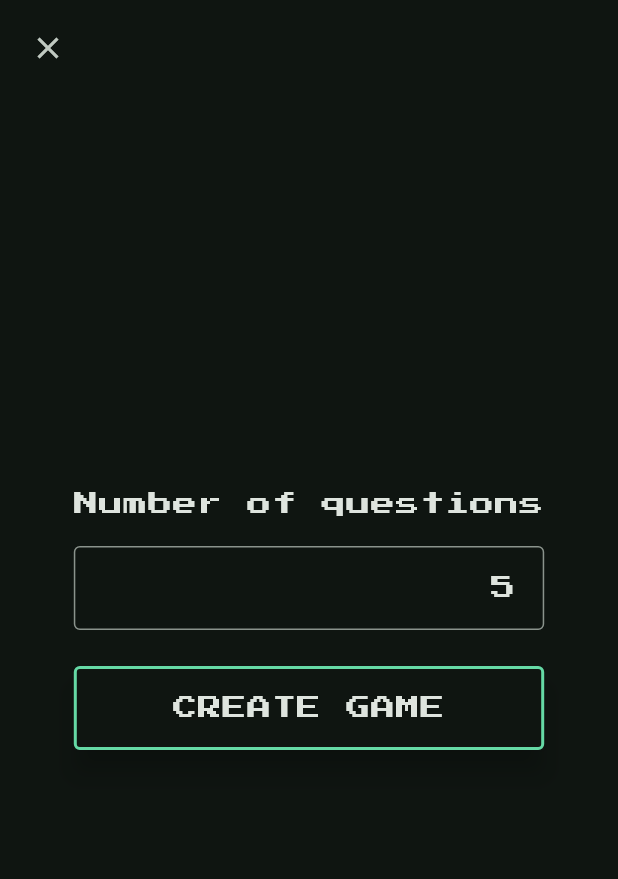
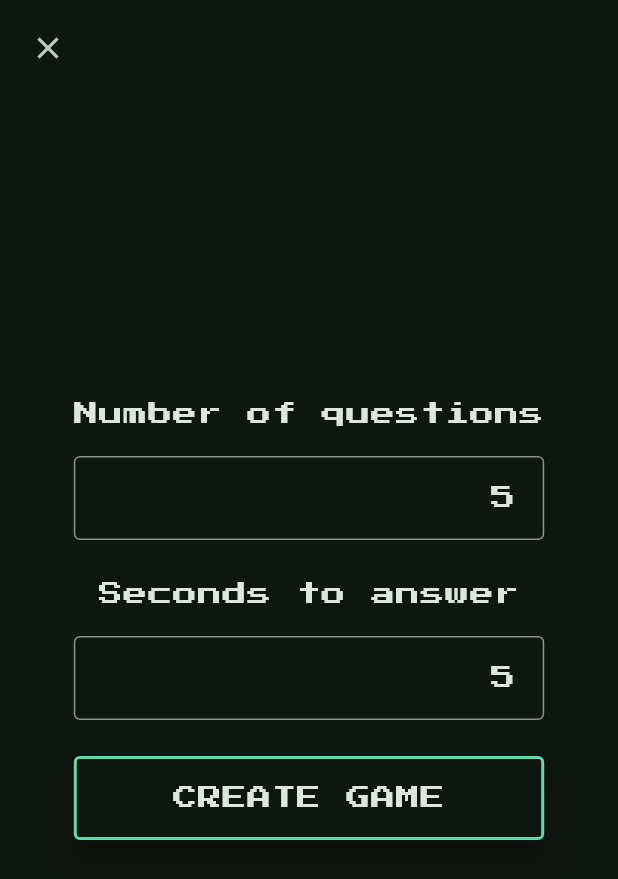
Before and after one commit to yallurium/supaquiz, a Flutter app: the TitleScreen widget shown alone on an empty page, opened directly, after a tap on "HOST GAME", on a phone screen of 412 x 824 dp. Shown: the top 879 px of the screen. Run offline on Flutter 3.47's test engine with Material 2 defaults, Android fonts, the light colour scheme and no system bars; our stand-ins replace google_fonts, shared_preferences, supabase_flutter; missing offline and left inert: hashids2; accounts and stored records are empty.

Commit message:
Set time limit per question

```diff
--- a/lib/models/multiplayer_game.dart
+++ b/lib/models/multiplayer_game.dart
@@ -4,6 +4,5 @@ class MultiplayerGame {
   final String channel;
   final Duration timePerQuestion;
 
-  MultiplayerGame(this.id, this.code, this.channel)
-      : timePerQuestion = const Duration(seconds: 5);
+  MultiplayerGame(this.id, this.code, this.channel, this.timePerQuestion);
 }
--- a/lib/repositories/trivia_repository.dart
+++ b/lib/repositories/trivia_repository.dart
@@ -6,7 +6,7 @@ import 'package:http/http.dart' as http;
 class TriviaRepository {
   static const _authority = 'the-trivia-api.com';
 
-  // TODO Pass parameters.
+  // TODO Select categories and difficulty.
   Future<List<TriviaQuestion>> getQuestions(int numOfQuestions) async {
     final url = Uri.https(
         _authority, 'api/questions', {'limit': numOfQuestions.toString()});
--- a/lib/services/auth_service.dart
+++ b/lib/services/auth_service.dart
@@ -6,7 +6,7 @@ import 'package:supaquiz/services/nickname_generator.dart';
 import 'package:uuid/uuid.dart';
 
 class AuthService {
-  static const _emailKey = 'email1';
+  static const _emailKey = 'email';
   static const _nicknameKey = 'nickname';
   static const _defaultPassword = '82eb32f2a3ef';
 
--- a/lib/views/multiplayer_game/multiplayer_game_settings.dart
+++ b/lib/views/multiplayer_game/multiplayer_game_settings.dart
@@ -10,6 +10,7 @@ import 'package:supaquiz/widgets/screen_loader.dart';
 
 class MultiplayerGameSettings extends StatelessWidget {
   final numOfQuestionsController = TextEditingController(text: '5');
+  final secondsPerQuestionController = TextEditingController(text: '5');
 
   MultiplayerGameSettings({Key? key}) : super(key: key);
 
@@ -24,17 +25,24 @@ class MultiplayerGameSettings extends StatelessWidget {
             controller: numOfQuestionsController,
           ),
           const SizedBox(height: 8.0),
+          Heading(text: 'Seconds to answer'),
+          AppInputField.number(
+            controller: secondsPerQuestionController,
+          ),
+          const SizedBox(height: 8.0),
           AppButton.expanded(
             label: 'Create game',
             onPressed: () async {
               final numOfQuestions =
                   int.tryParse(numOfQuestionsController.text) ?? 5;
+              final secondsToAnswer =
+                  int.tryParse(secondsPerQuestionController.text) ?? 5;
               switchScreen(
                 context,
                 ScreenLoader(
                   future: Services.of(context)
                       .gameService
-                      .newMultiplayerGame(numOfQuestions),
+                      .newMultiplayerGame(numOfQuestions, secondsToAnswer),
                   builder: (context, game) =>
                       MultiplayerGameHostIntro(game: game),
                 ),
--- a/lib/views/title_screen.dart
+++ b/lib/views/title_screen.dart
@@ -42,7 +42,7 @@ class TitleScreen extends StatelessWidget {
           },
         ),
         AppButton.expanded(
-          label: 'Play solo',
+          label: 'Practice',
           onPressed: () async {
             Navigator.push(
               context,
```
Also changed, not shown: lib/services/game_service.dart (+20 -6 lines), 1 other file.
